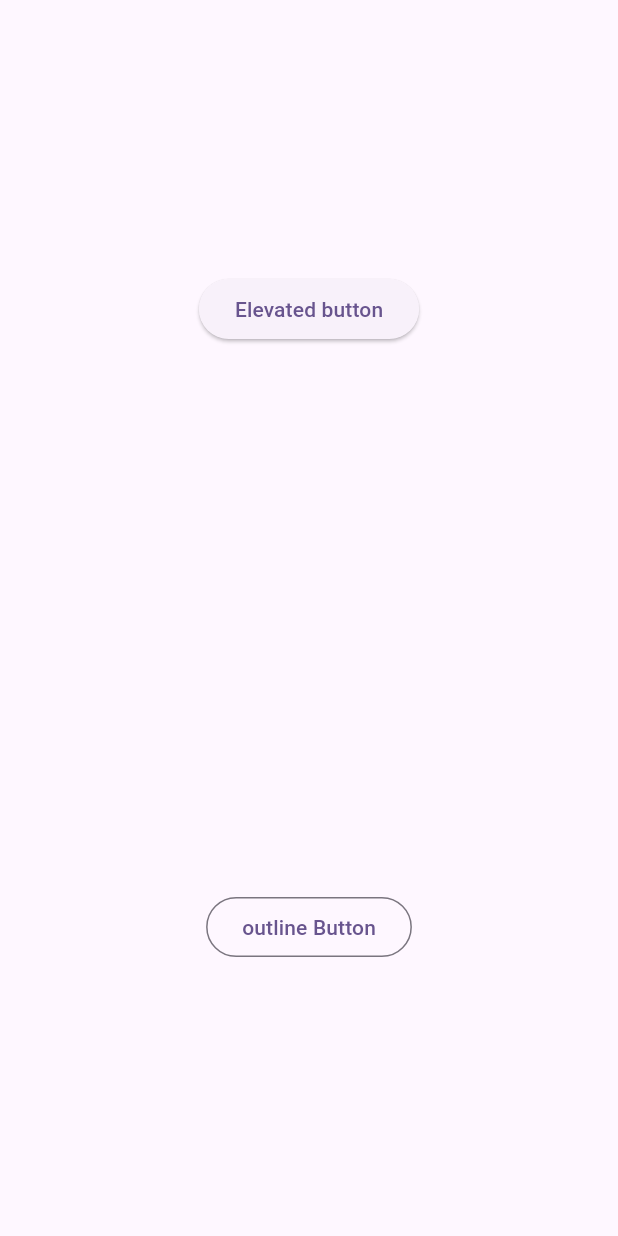
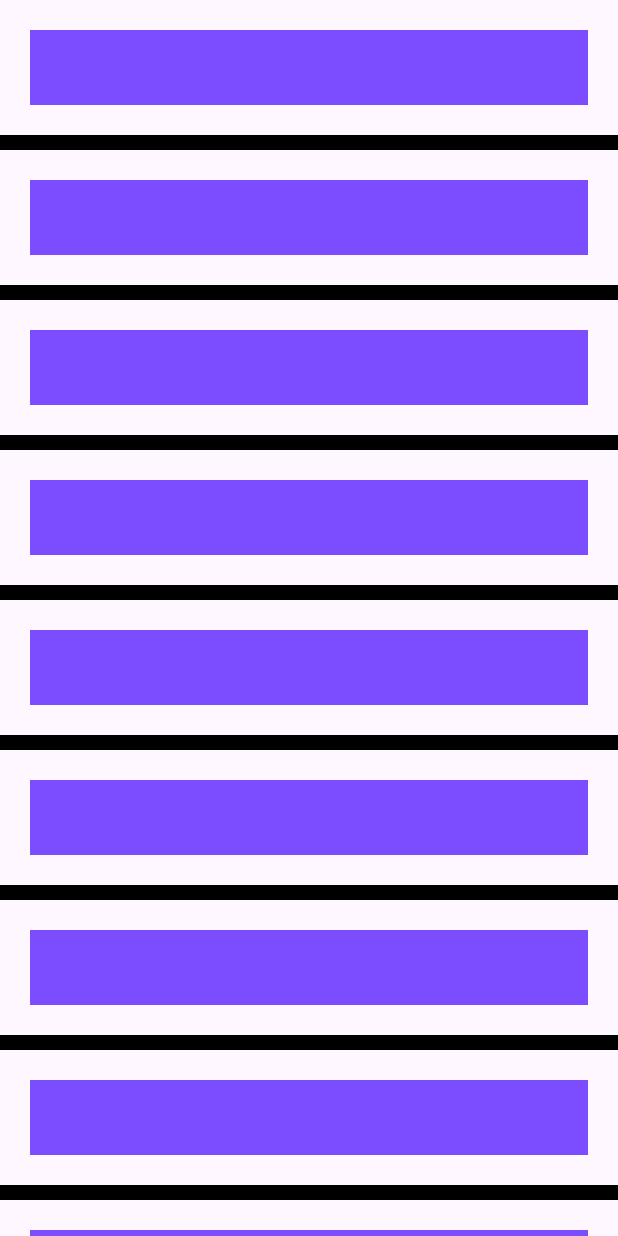
Before and after one commit to PramithaMJ/Flutter-Apps, a Flutter app: the screen it shows after launch, on a phone screen of 412 x 824 dp. Run offline on Flutter 3.47's test engine with Material 2 defaults, Android fonts, the phone set to English and light mode, and no system bars; our stand-ins replace geocoding, geolocator; missing offline and left inert: dart:ffi.

Commit message:
List view builder

```diff
--- /dev/null
+++ b/session8/session8/lib/listViews/list_view_seperator.dart
@@ -0,0 +1,34 @@
+import 'package:flutter/material.dart';
+
+class ListViewSeperator extends StatefulWidget {
+  const ListViewSeperator({super.key});
+
+  @override
+  State<ListViewSeperator> createState() => _ListViewSeperatorState();
+}
+
+class _ListViewSeperatorState extends State<ListViewSeperator> {
+  @override
+  Widget build(BuildContext context) {
+    return Scaffold(
+      body: SafeArea(
+        child: ListView.separated(
+            itemBuilder: (context, index) {
+              return Container(
+                color: Colors.deepPurpleAccent,
+                height: 50,
+                margin: const EdgeInsets.all(20),
+              );
+            },
+            separatorBuilder: (context, index) {
+              return const Divider(
+                thickness: 10,
+                height: 10,
+                color: Colors.black,
+              );
+            },
+            itemCount: 15),
+      ),
+    );
+  }
+}
--- a/session8/session8/lib/main.dart
+++ b/session8/session8/lib/main.dart
@@ -1,5 +1,11 @@
 import 'package:flutter/material.dart';
-import 'package:session8/buttons/button_example.dart';
+//import 'package:session8/listViews/list_view.dart';
+//import 'package:session8/listViews/list_view_builder.dart';
+//import 'package:session8/listViews/list_view_builder_exercise.dart';
+import 'package:session8/listViews/list_view_seperator.dart';
+//import 'package:session8/buttons/button_example.dart';
+//import 'package:session8/buttons/button_task.dart';
+//import 'package:session8/list_view_example.dart';
 //import 'package:session8/buttons/task.dart';
 //import 'package:session8/buttons/button_stateful_example.dart';
 //import 'package:session8/buttons/button_stateless_example.dart';
@@ -14,12 +20,11 @@ class MyApp extends StatelessWidget {
   @override
   Widget build(BuildContext context) {
     return MaterialApp(
-      title: 'Flutter Demo',
-      theme: ThemeData(
-        colorScheme: ColorScheme.fromSeed(seedColor: Colors.deepPurple),
-        useMaterial3: true,
-      ),
-      home: const ButtonExample(),
-    );
+        title: 'Flutter Demo',
+        theme: ThemeData(
+          colorScheme: ColorScheme.fromSeed(seedColor: Colors.deepPurple),
+          useMaterial3: true,
+        ),
+        home: const ListViewSeperator());
   }
 }
```
Also changed, not shown: session8/session8/lib/buttons/button_example.dart (+25 -1 lines), session8/session8/lib/buttons/button_task.dart (added, +77 -0 lines), session8/session8/lib/listViews/list_view.dart (added, +63 -0 lines), session8/session8/lib/listViews/list_view_builder.dart (added, +30 -0 lines), session8/session8/lib/listViews/list_view_builder_exercise.dart (added, +32 -0 lines), session8/session8/lib/listViews/list_view_example.dart (added, +49 -0 lines), 1 other file.
